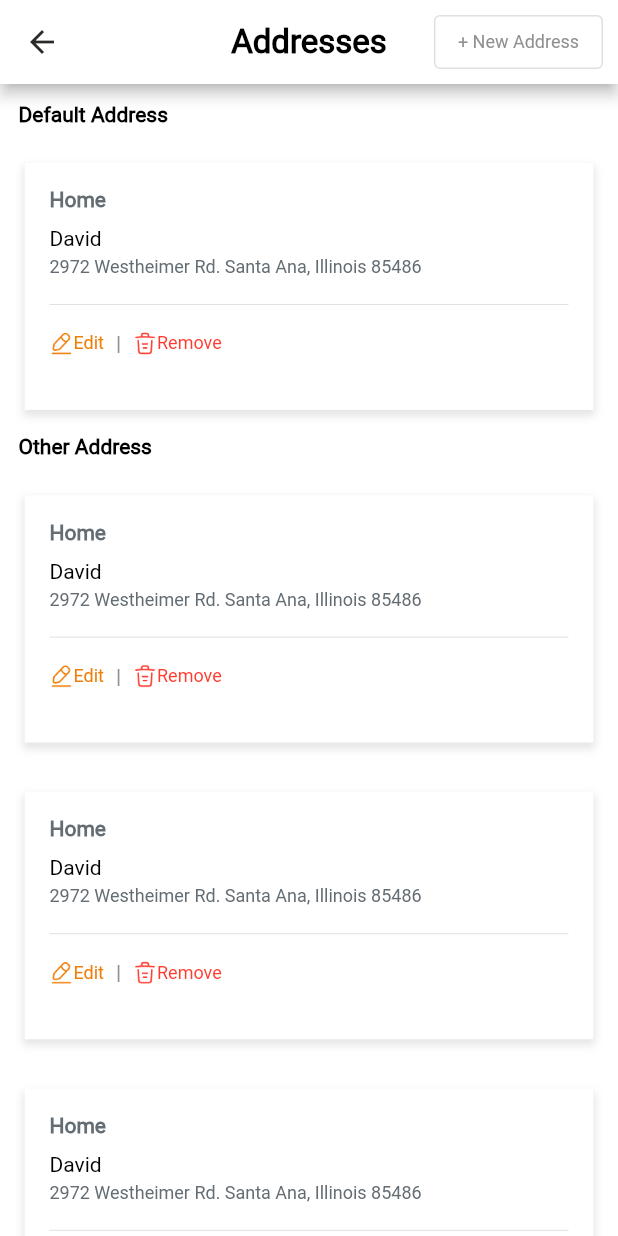
After one commit to gargkhushi2/vg_implementation, a Flutter app: the AddressListScreen screen opened by its route, on a phone screen of 412 x 824 dp. The commit adds this screen. Run offline on Flutter 3.47's test engine with Material 3 defaults, Android fonts, the light colour scheme and no system bars; our stand-ins replace dio, get_storage, retrofit; accounts and stored records are empty; generated files the repository leaves out were written again; Roboto replaces fonts that are missing (Roboto-Regular.ttf).

Commit message:
implementation of address list screen

```diff
--- a/lib/constants/app_colors.dart
+++ b/lib/constants/app_colors.dart
@@ -22,4 +22,5 @@ class AppColors {
   static const lightPink = Color(0xFFFEF2F2);
   static const bluishShade = Color(0xFFF9FAFB);
   static const lightGreyBorderShade = Color(0xFFF2F2F2);
+  static const redBright = Color(0xFFFF3B30);
 }
--- a/lib/constants/app_images.dart
+++ b/lib/constants/app_images.dart
@@ -31,4 +31,6 @@ class AppImages {
   static const passwordSuccess = "assets/pngs/password_success.png";
   static const exchange = "assets/pngs/exchange.png";
   static const deliveryTruck = "assets/pngs/delivery_truck.png";
+  static const edit = "assets/pngs/edit.png";
+  static const trash = "assets/pngs/trash.png";
 }
--- a/lib/routes/app_routes.dart
+++ b/lib/routes/app_routes.dart
@@ -3,6 +3,7 @@
 
 import 'package:after_market_mobile_application/constants/app_strings.dart';
 import 'package:after_market_mobile_application/views/screens/address/add_new_address.dart';
+import 'package:after_market_mobile_application/views/screens/address/address_list_screen.dart';
 import 'package:after_market_mobile_application/views/screens/authentication/login.dart';
 import 'package:after_market_mobile_application/views/screens/authentication/signup.dart';
 import 'package:after_market_mobile_application/views/screens/authentication/welcome_back.dart';
@@ -36,6 +37,7 @@ class AppRoutes {
   static const reviewForm = '/reviewForm';
   static const orderPlaced = '/orderPlaced';
   static const addNewAddress = "/addNewAddress";
+  static const addressList = "/addressList";
 
   static Route getRoutes(RouteSettings settings) {
     switch (settings.name) {
@@ -98,6 +100,9 @@ class AppRoutes {
       case addNewAddress:
         return MaterialPageRoute(
             builder: (BuildContext context) => AddNewAddress());
+      case addressList:
+        return MaterialPageRoute(
+            builder: (BuildContext context) => AddressListScreen());
 
       default:
         return MaterialPageRoute(
--- /dev/null
+++ b/lib/views/screens/address/address_list_screen.dart
@@ -0,0 +1,206 @@
+import 'package:after_market_mobile_application/constants/app_colors.dart';
+import 'package:after_market_mobile_application/constants/app_images.dart';
+import 'package:after_market_mobile_application/constants/app_style.dart';
+import 'package:after_market_mobile_application/helper/responsiveness_handler.dart';
+import 'package:after_market_mobile_application/views/shared_widgets/custom_app_header.dart';
+import 'package:after_market_mobile_application/views/shared_widgets/image_layout.dart';
+import 'package:after_market_mobile_application/views/shared_widgets/spacer.dart';
+import 'package:flutter/material.dart';
+
+class AddressListScreen extends StatelessWidget {
+  const AddressListScreen({super.key});
+
+  @override
+  Widget build(BuildContext context) {
+    final responsivenessHandler = ResponsivenessHandler(context);
+    final textTheme = AppStyle.textTheme();
+    return Scaffold(
+      appBar: const CustomAppHeader(
+        headerText: "Addresses",
+        toAddAddress: true,
+        toShowActions: true,
+      ),
+      body: SingleChildScrollView(
+        child: Column(
+          crossAxisAlignment: CrossAxisAlignment.start,
+          children: [
+            verticalSpacer(
+              height: 12,
+            ),
+            Padding(
+              padding: EdgeInsets.only(
+                left: responsivenessHandler.getResponsiveWidth(
+                  3,
+                ),
+              ),
+              child: Text(
+                "Default Address",
+                style: textTheme.headlineSmall?.copyWith(
+                  fontWeight: FontWeight.w600,
+                ),
+              ),
+            ),
+            verticalSpacer(),
+            addressCardLayout(
+              responsivenessHandler,
+              textTheme,
+              "Home",
+              "David",
+              "2972 Westheimer Rd. Santa Ana, Illinois 85486 ",
+            ),
+            Padding(
+              padding: EdgeInsets.only(
+                left: responsivenessHandler.getResponsiveWidth(
+                  3,
+                ),
+              ),
+              child: Text(
+                "Other Address",
+                style: textTheme.headlineSmall?.copyWith(
+                  fontWeight: FontWeight.w600,
+                ),
+              ),
+            ),
+            verticalSpacer(),
+            ListView.builder(
+              shrinkWrap: true,
+              itemCount: 5,
+              physics: const NeverScrollableScrollPhysics(),
+              itemBuilder: (context, index) {
+                return addressCardLayout(
+                  responsivenessHandler,
+                  textTheme,
+                  "Home",
+                  "David",
+                  "2972 Westheimer Rd. Santa Ana, Illinois 85486 ",
+                );
+              },
+            )
+          ],
+        ),
+      ),
+    );
+  }
+}
+
+Widget addressCardLayout(
+  ResponsivenessHandler responsivenessHandler,
+  TextTheme textTheme,
+  String addressLabelType,
+  String userName,
+  String address,
+) {
+  return Container(
+    height: responsivenessHandler.getResponsiveHeight(
+      20,
+    ),
+    padding: EdgeInsets.all(
+      responsivenessHandler.getResponsiveWidth(
+        4,
+      ),
+    ),
+    margin: EdgeInsets.all(
+      responsivenessHandler.getResponsiveWidth(
+        4,
+      ),
+    ),
+    decoration: BoxDecoration(
+      color: AppColors.white,
+      boxShadow: [
+        boxShadow(),
+      ],
+    ),
+    child: Column(
+      crossAxisAlignment: CrossAxisAlignment.start,
+      children: [
+        Text(
+          addressLabelType,
+          style: textTheme.headlineSmall?.copyWith(
+            fontWeight: FontWeight.w600,
+            color: AppColors.darkGreyShade,
+          ),
+        ),
+        verticalSpacer(
+          height: 10,
+        ),
+        Text(
+          userName,
+          style: textTheme.headlineSmall,
+        ),
+        verticalSpacer(
+          height: 4,
+        ),
+        Text(
+          address,
+          style: textTheme.bodySmall?.copyWith(
+            color: AppColors.darkGreyShade,
+          ),
+        ),
+        verticalSpacer(
+          height: 10,
+        ),
+        const Divider(),
+        verticalSpacer(
+          height: 10,
+        ),
+        Row(
+          children: [
+            editOrRemoveLayout(
+              textTheme,
+              "Edit",
+              AppImages.edit,
+              () {
+                // edit address functionality
+              },
+            ),
+            horizontalSpacer(
+              width: 8,
+            ),
+            const Text(
+              "|",
+              style: TextStyle(color: AppColors.grey),
+            ),
+            horizontalSpacer(
+              width: 8,
+            ),
+            editOrRemoveLayout(
+              textTheme,
+              "Remove",
+              AppImages.trash,
+              () {
+                // remove address functionality
+              },
+              textColor: AppColors.redBright,
+            ),
+          ],
+        )
+      ],
+    ),
+  );
+}
+
+Widget editOrRemoveLayout(
+  TextTheme textTheme,
+  String text,
+  String image,
+  VoidCallback actionCallback, {
+  Color textColor = AppColors.orange,
+}) {
+  return GestureDetector(
+    onTap: actionCallback,
+    child: Row(
+      children: [
+        ImageLayout(
+          imageName: image,
+        ),
+        Text(
+          text,
+          style: textTheme.bodySmall?.copyWith(
+            color: textColor,
+            fontWeight: FontWeight.w500,
+          ),
+        ),
+      ],
+    ),
+  );
+}
--- a/lib/views/shared_widgets/custom_app_header.dart
+++ b/lib/views/shared_widgets/custom_app_header.dart
@@ -2,6 +2,7 @@ import 'package:after_market_mobile_application/constants/app_colors.dart';
 import 'package:after_market_mobile_application/constants/app_images.dart';
 import 'package:after_market_mobile_application/constants/app_strings.dart';
 import 'package:after_market_mobile_application/constants/app_style.dart';
+import 'package:after_market_mobile_application/routes/app_routes.dart';
 import 'package:after_market_mobile_application/views/shared_widgets/image_layout.dart';
 import 'package:after_market_mobile_application/views/shared_widgets/spacer.dart';
 import 'package:flutter/material.dart';
@@ -165,7 +166,9 @@ class CustomAppHeader extends StatelessWidget implements PreferredSizeWidget {
       padding: const EdgeInsets.all(10),
       child: OutlinedButton(
         onPressed: () {
-          // navigate to add address screen
+          Navigator.of(context).pushNamed(
+            AppRoutes.addNewAddress,
+          );
         },
         child: Text(
           AppStrings.newAddress,
```
Also changed, not shown: assets/pngs/edit.png (added), assets/pngs/trash.png (added).
